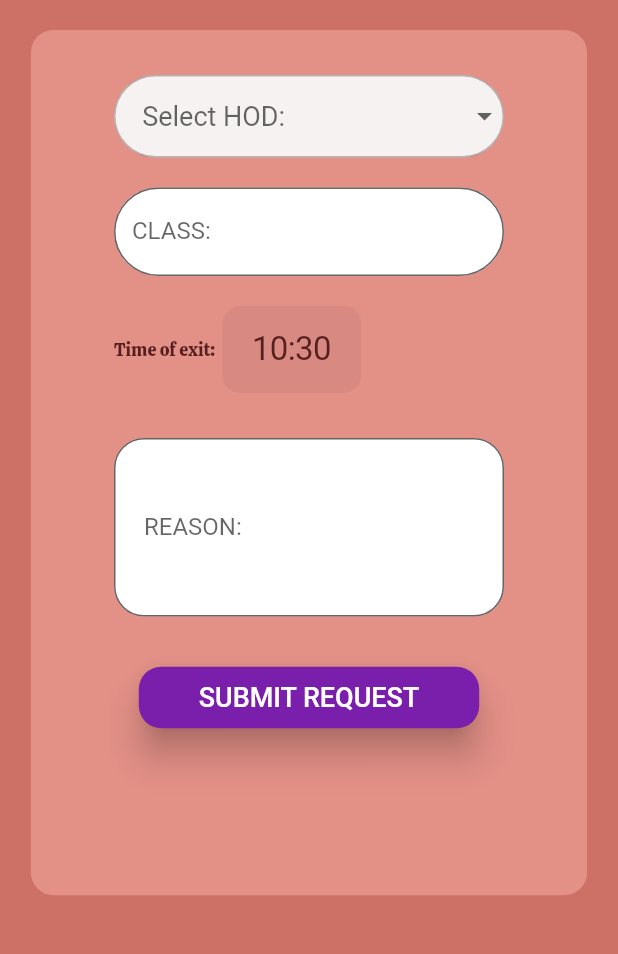
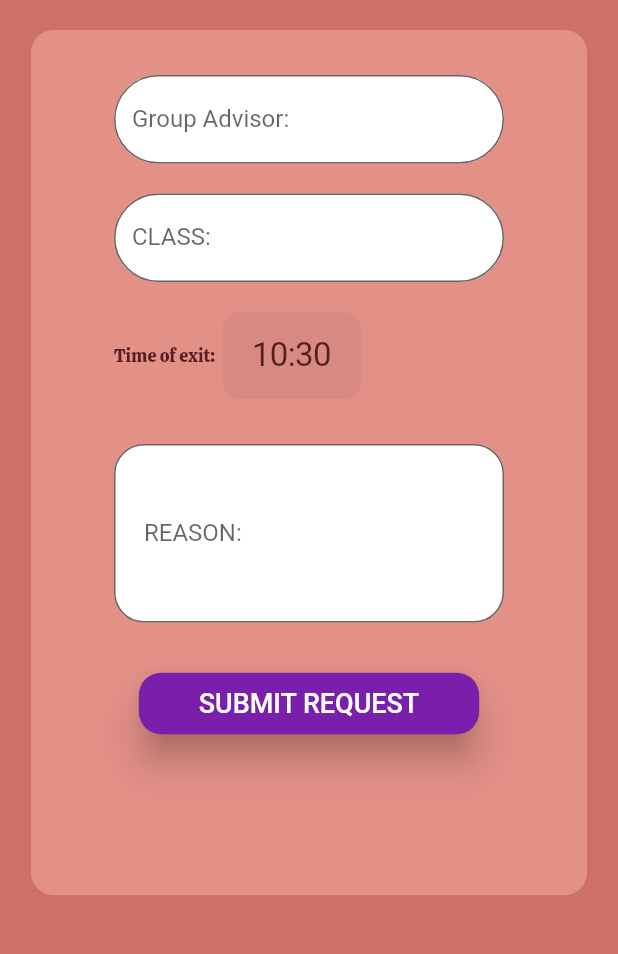
Before and after one commit to joju-j/GatePass, a Flutter app: the HomeScreen screen opened directly, on a phone screen of 412 x 824 dp, the part 204-1158 px from its top. Run offline on Flutter 3.47's test engine with Material 2 defaults, Android fonts, the phone set to English and light mode, and no system bars; drawn by our look-alikes of dropdown_button2; our stand-ins replace barcode_widget, supabase; missing offline and left inert: flutter_barcode_scanner, flutter_windowmanager; accounts and stored records are empty.

```diff
--- a/lib/main.dart
+++ b/lib/main.dart
@@ -4,7 +4,7 @@ import 'package:provider/provider.dart';
 import 'supabase/app.provider.dart';
 import 'supabase/app.routes.dart';
 import './screens/loginpage.dart';
-import '../supabase/authentication.notifier.dart';
+
 
 void main() {
   runApp(MyApp());
--- a/lib/screens/student/requestpage.dart
+++ b/lib/screens/student/requestpage.dart
@@ -1,6 +1,7 @@
 import 'package:flutter/material.dart';
 import 'package:dropdown_button2/dropdown_button2.dart';
 import 'package:flutter/cupertino.dart';
+import 'package:login_app/supabase/supabase.credentials.dart';
 
 //final GlobalKey<ScaffoldState> _scaffoldKey = GlobalKey<ScaffoldState>();
 void main() => runApp(RequestScreen());
@@ -26,12 +27,12 @@ class HomeScreen extends StatefulWidget {
 }
 
 final List<String> items = [
-  'HOD CSE',
-  'HOD ECE',
-  'HOD EEE',
-  'HOD CE',
-  'HOD EI',
-  'HOD ME'
+  'CSE',
+  'ECE',
+  'EEE',
+  'CE',
+  'EI',
+  'ME',
 ];
 String? selectedValue;
 
@@ -78,50 +79,24 @@ List<int> _getDividersIndexes() {
 class _HomeScreenState extends State<HomeScreen> {
   DateTime time = DateTime.now();
 
-  // void _confirmbox(BuildContext context) {
-  //   showDialog(
-  //       context: context,
-  //       builder: (BuildContext context) => AlertDialog(
-  //             title: const Text('Please Confirm'),
-  //             content: const Text('Do you want to submit this request?'),
-  //             actions: [
-  //               // The "Yes" button
-  //               TextButton(
-  //                   onPressed: () {
-  //                     // Remove the box
-  //                     Navigator.of(context).pop();
-  //                     showDialog(
-  //                         context: context,
-  //                         builder: (BuildContext ctx) {
-  //                           return AlertDialog(
-  //                             content: const Text(
-  //                                 'Your request has been submitted.'),
-  //                             actions: [
-  //                               TextButton(
-  //                                 onPressed: () {
-  //                                   Navigator.push(
-  //                                       context,
-  //                                       MaterialPageRoute(
-  //                                           builder: (BuildContext context) =>
-  //                                               Menupage()));
-  //                                 },
-  //                                 child: const Text('Return Home'),
-  //                               ),
-  //                             ],
-  //                           );
-  //                         });
-  //                     // Close the dialog
-  //                   },
-  //                   child: const Text('Yes')),
-  //               TextButton(
-  //                   onPressed: () {
-  //                     // Close the dialog
-  //                     Navigator.of(context).pop();
-  //                   },
-  //                   child: const Text('No'))
-  //             ],
-  //           ));
-  // }
+  void _confirmbox(BuildContext context) {
+    showDialog(
+        context: context,
+        builder: (BuildContext context) => AlertDialog(
+              title: const Text('User does not exist'),
+              content: const Text('Please Enter A Valid User ID'),
+              actions: [
+                // The "Yes" button
+                TextButton(
+                    onPressed: () {
+                      // Remove the box
+                      Navigator.of(context).pop();
+                    },
+                    child: const Text('Okay')),
+
+              ],
+            ));
+  }
   final clearreason = TextEditingController();
   final clearclass = TextEditingController();
   void clearText() {
@@ -197,43 +172,55 @@ class _HomeScreenState extends State<HomeScreen> {
                         height: 500,
                         child: Column(
                           children: [
-                            DropdownButtonHideUnderline(
-                              child: DropdownButton2(
-                                isExpanded: true,
-                                hint: const Text(
-                                  '    Select HOD:',
-                                  style: TextStyle(
-                                    fontSize: 18,
-                                    //color: Theme.of(context).hintColor,
-                                  ),
+                            TextField(
+                              controller: clearclass,
+                              decoration: const InputDecoration(
+                                labelText: "Group Advisor:",
+                                filled: true,
+                                fillColor: Colors.white,
+                                border: OutlineInputBorder(
+                                  borderRadius:
+                                      BorderRadius.all(Radius.circular(100)),
                                 ),
-                                items: _addDividersAfterItems(items),
-                                customItemsIndexes: _getDividersIndexes(),
-                                customItemsHeight: 5,
-                                value: selectedValue,
-                                buttonDecoration: BoxDecoration(
-                                  borderRadius: BorderRadius.circular(100),
-                                  border: Border.all(
-                                    color: Colors.black26,
-                                  ),
-                                  color: Color.fromARGB(255, 246, 242, 242),
-                                ),
-                                dropdownDecoration: BoxDecoration(
-                                  borderRadius: BorderRadius.circular(14),
-                                  color: Color.fromARGB(255, 201, 181, 181),
-                                ),
-                                onChanged: (value) {
-                                  setState(() {
-                                    selectedValue = value as String;
-                                  });
-                                },
-                                buttonHeight: 55,
-                                buttonWidth: 300,
-                                itemHeight: 40,
-                                itemPadding:
-                                    const EdgeInsets.symmetric(horizontal: 8.0),
                               ),
                             ),
+                            // DropdownButtonHideUnderline(
+                            //   child: DropdownButton2(
+                            //     isExpanded: true,
+                            //     hint: const Text(
+                            //       '    Select Department:',
+                            //       style: TextStyle(
+                            //         fontSize: 18,
+                            //         //color: Theme.of(context).hintColor,
+                            //       ),
+                            //     ),
+                            //     items: _addDividersAfterItems(items),
+                            //     customItemsIndexes: _getDividersIndexes(),
+                            //     customItemsHeight: 5,
+                            //     value: selectedValue,
+                            //     buttonDecoration: BoxDecoration(
+                            //       borderRadius: BorderRadius.circular(100),
+                            //       border: Border.all(
+                            //         color: Colors.black26,
+                            //       ),
+                            //       color: Color.fromARGB(255, 246, 242, 242),
+                            //     ),
+                            //     dropdownDecoration: BoxDecoration(
+                            //       borderRadius: BorderRadius.circular(14),
+                            //       color: Color.fromARGB(255, 201, 181, 181),
+                            //     ),
+                            //     onChanged: (value) {
+                            //       setState(() {
+                            //         selectedValue = value as String;
+                            //       });
+                            //     },
+                            //     buttonHeight: 55,
+                            //     buttonWidth: 300,
+                            //     itemHeight: 40,
+                            //     itemPadding:
+                            //         const EdgeInsets.symmetric(horizontal: 8.0),
+                            //   ),
+                            // ),
                             const SizedBox(
                               height: 20,
                             ),
@@ -339,6 +326,7 @@ class _HomeScreenState extends State<HomeScreen> {
                             ),
                             ElevatedButton(
                               onPressed: () => {
+
                                 showDialog(
                                     context: context,
                                     builder: (BuildContext context) =>
```
Also changed, not shown: lib/screens/loginpage.dart (+67 -42 lines), lib/screens/qrcode/generate.dart (+16 -6 lines), lib/supabase/authentication.service.dart (+6 -7 lines), lib/supabase/supabase.credentials.dart (+36 -5 lines), pubspec.yaml (+8 -1 lines), pubspec.lock, 2 other files.
